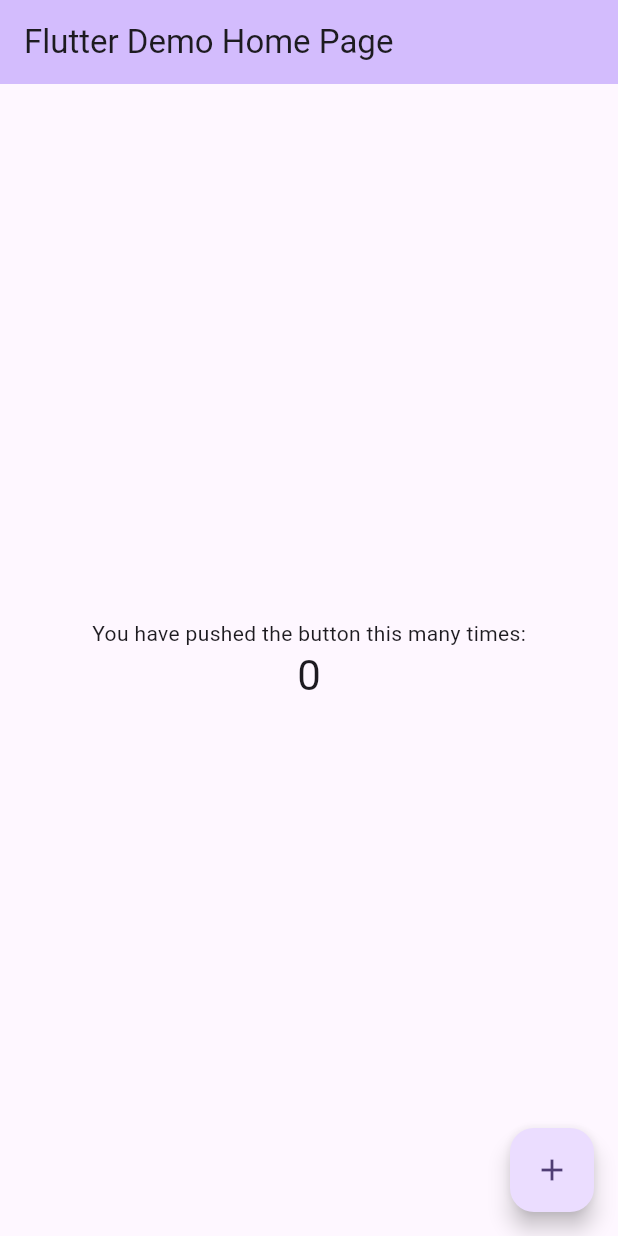
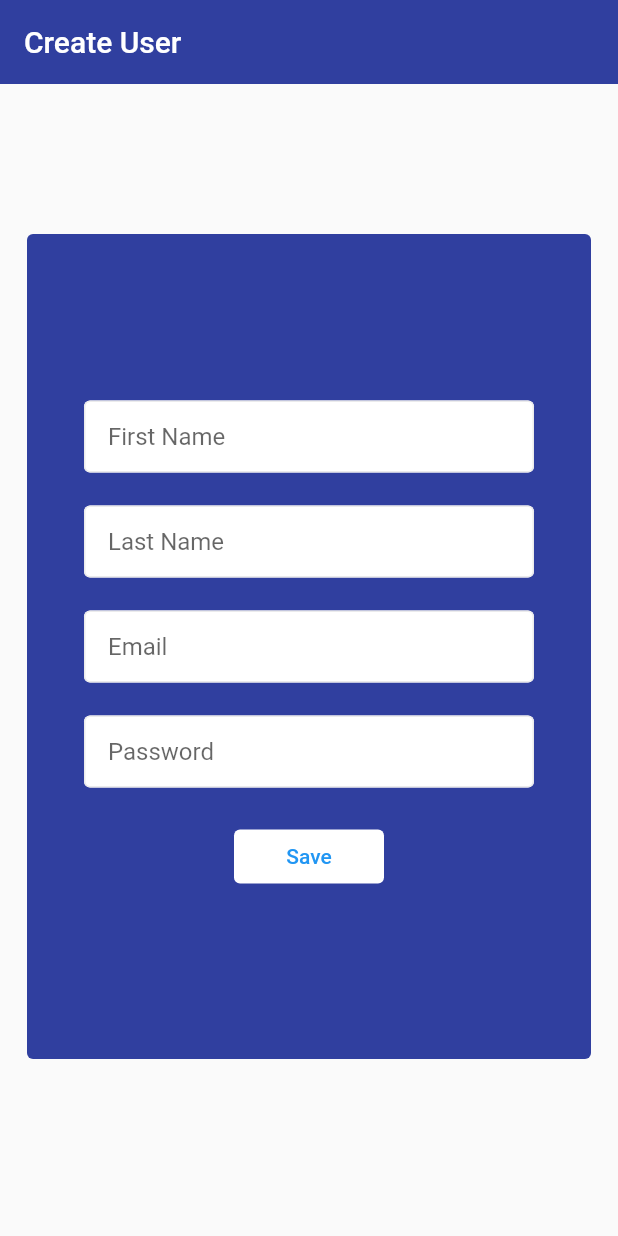
Before and after one commit to rahulva/open_hands, a Flutter app: the screen it shows after launch, on a phone screen of 412 x 824 dp. Run offline on Flutter 3.47's test engine with Material 2 defaults, Android fonts, the phone set to English and light mode, and no system bars.

Commit message:
#01 POC - Form field integration for registration

```diff
--- /dev/null
+++ b/lib/app/common/AppTextField.dart
@@ -0,0 +1,44 @@
+import 'package:flutter/cupertino.dart';
+import 'package:flutter/material.dart';
+
+class AppTextField extends StatelessWidget {
+  final String? hintText;
+  final TextStyle? hintStyle;
+  final Icon? icon;
+  final Function onChanged;
+  final TextEditingController? editingController;
+
+  AppTextField({this.hintStyle, this.hintText, this.icon, this.editingController, required this.onChanged});
+
+  @override
+  Widget build(BuildContext context) {
+    return SizedBox(
+      height: 70,
+      child: TextFormField(
+        onChanged: (value) {
+          onChanged(value);
+        },
+        // controller: editingController,
+        decoration: buildInputDecoration(),
+      ),
+    );
+  }
+
+  InputDecoration buildInputDecoration() {
+    return InputDecoration(
+      fillColor: const Color(0xffFFFFFF),
+      filled: true,
+      hintText: hintText,
+      hintStyle: hintStyle,
+      suffixIcon: icon,
+      contentPadding: const EdgeInsets.only(top: 10, bottom: 10, left: 16),
+      border: OutlineInputBorder(
+        borderRadius: BorderRadius.circular(4.0),
+        borderSide: const BorderSide(
+          color: Color(0xffDEDEDF),
+        ),
+      ),
+      enabledBorder: const OutlineInputBorder(borderSide: BorderSide(color: Color(0xffEBEBEC))),
+    );
+  }
+}
--- /dev/null
+++ b/lib/app/common/Components.dart
@@ -0,0 +1,11 @@
+import 'package:flutter/material.dart';
+
+class Components{
+  static AppBar buildAppBar(String text) {
+    return AppBar(
+      backgroundColor: Colors.indigo[700],
+      elevation: 0.0,
+      title: Text(text),
+    );
+  }
+}
--- /dev/null
+++ b/lib/app/common/UserService.dart
@@ -0,0 +1,39 @@
+import 'dart:convert';
+import 'dart:io';
+
+import 'package:http/http.dart' as http;
+import 'package:open_hands/app/domain/user_model.dart';
+
+class UserService {
+  static const Map<String, String> header = {
+    'Content-type': 'application/json',
+    'Accept': 'application/json',
+  };
+
+  static UserService get() {
+    return UserService();
+  }
+
+  Future<http.Response> postUser(UserModel userModel) async {
+    // HttpClient httpClient = HttpClient();
+    // httpClient.postUrl(Uri.parse("http://10.0.2.2:8080/users"));
+    // httpClient.
+    print("Value ${userModel.email} ${userModel.firsName} ${userModel.lastName} ${userModel.password}");
+
+    return http.post(Uri.parse("http://10.0.2.2:8080/users"),
+        headers: header,
+        body: jsonEncode(<String, String>{
+          'email': userModel.email,
+          'firsName': userModel.firsName,
+          'lastName': userModel.lastName,
+          'password': userModel.password
+        }));
+  }
+
+  Future<http.Response> getUsers() async {
+    return http.get(
+      Uri.parse("http://10.0.2.2:8080/users"),
+      headers: <String, String>{'Context-Type': 'application/json; charset=UTF-8'},
+    );
+  }
+}
--- /dev/null
+++ b/lib/app/domain/user_model.dart
@@ -0,0 +1,8 @@
+class UserModel {
+  String firsName;
+  String lastName;
+  String email;
+  String password;
+
+  UserModel(this.firsName, this.lastName, this.email, this.password);
+}
--- /dev/null
+++ b/lib/app/profile/user_registration_view.dart
@@ -0,0 +1,109 @@
+import 'dart:convert';
+
+import 'package:flutter/material.dart';
+import 'package:open_hands/app/common/AppTextField.dart';
+import 'package:open_hands/app/common/Components.dart';
+import 'package:open_hands/app/common/UserService.dart';
+import 'package:open_hands/app/domain/user_model.dart';
+import 'package:open_hands/app/theme/app_theme.dart';
+
+class UserRegistrationView extends StatefulWidget {
+  const UserRegistrationView({super.key});
+
+  @override
+  State<UserRegistrationView> createState() => _UserRegistrationViewState();
+}
+
+UserModel userModel = UserModel('', '', '', '');
+
+class _UserRegistrationViewState extends State<UserRegistrationView> {
+  TextEditingController firstNameController = TextEditingController(text: userModel.firsName);
+  TextEditingController lastNameController = TextEditingController(text: userModel.lastName);
+  TextEditingController emailController = TextEditingController(text: userModel.email);
+  TextEditingController passwordController = TextEditingController(text: userModel.password);
+
+  @override
+  Widget build(BuildContext context) {
+    double width2 = 300;
+    return Scaffold(
+      appBar: Components.buildAppBar('Create User'),
+      body: SingleChildScrollView(
+        child: Padding(
+            padding: AppTheme.padding(),
+            child: Container(
+                height: 550,
+                width: 400,
+                decoration: BoxDecoration(
+                  borderRadius: BorderRadius.circular(4),
+                  color: Colors.indigo[700],
+                ),
+                child: Column(mainAxisAlignment: MainAxisAlignment.center, children: [
+                  buildField(
+                      width: width2,
+                      onChanged: (text) {
+                        userModel.firsName = text;
+                      },
+                      hintText: 'First Name'),
+                  buildField(
+                      width: width2,
+                      onChanged: (text) {
+                        userModel.lastName = text;
+                      },
+                      hintText: 'Last Name'),
+                  buildField(
+                      width: width2,
+                      onChanged: (text) {
+                        userModel.email = text;
+                      },
+                      hintText: 'Email'),
+                  buildField(
+                      width: width2,
+                      onChanged: (text) {
+                        userModel.password = text;
+                      },
+                      hintText: 'Password'),
+                  buildButton()
+                ]))),
+      ),
+    );
+  }
+
+  Container buildField({required double width, var onChanged, required String hintText}) {
+    return Container(
+        width: width,
+        decoration: const BoxDecoration(boxShadow: []),
+        child: AppTextField(onChanged: onChanged, hintText: hintText));
+  }
+
+  SizedBox buildButton() {
+    return SizedBox(
+      width: 100,
+      child: TextButton(
+          style: TextButton.styleFrom(backgroundColor: Colors.white), onPressed: saveAction, child: const Text('Save')),
+    );
+  }
+
+  Future<void> saveAction() async {
+    print("Fname ${userModel.firsName}, Lname ${userModel.lastName}");
+    final text = firstNameController.text;
+    print("Fname : $text");
+    var response = await UserService.get().postUser(userModel).whenComplete(() => print("Request Completed!!"));
+
+    print("Request Completed!! ${response.statusCode}");
+    if (response.statusCode == 201) {
+      // If the server did return a 201 CREATED response,
+      // then parse the JSON.
+    } else {
+      // If the server did not return a 201 CREATED response,
+      // then throw an exception.
+      throw Exception('Failed to create album.');
+    }
+    /* Navigator.of(context).pushAndRemoveUntil(
+                               MaterialPageRoute(
+                                   builder: (BuildContext context) => DisplayUsers(
+                                     key: Key(userModel.name),
+                                   )),
+                                   (Route<dynamic> route) => false);*/
+    //TODO
+  }
+}
--- a/lib/app/common/app_theme.dart
+++ b/lib/app/theme/app_theme.dart
@@ -24,11 +24,10 @@ class AppTheme {
     final Color primaryColor = HexColor('#54D3C2');
     final Color secondaryColor = HexColor('#54D3C2');
     final ColorScheme colorScheme = const ColorScheme.light().copyWith(
-      primary: primaryColor,
-      secondary: secondaryColor,
-      error: const Color(0xFFB00020),
-      background: const Color(0xFFFFFFFF)
-    );
+        primary: primaryColor,
+        secondary: secondaryColor,
+        error: const Color(0xFFB00020),
+        background: const Color(0xFFFFFFFF));
     final ThemeData base = ThemeData.light();
     return base.copyWith(
       colorScheme: colorScheme,
@@ -47,6 +46,10 @@ class AppTheme {
       platform: TargetPlatform.android,
     );
   }
+
+  static EdgeInsets padding() {
+    return const EdgeInsets.only(top: 100, bottom: 100, left: 18, right: 18);
+  }
 }
 
 class HexColor extends Color {
--- a/lib/main.dart
+++ b/lib/main.dart
@@ -1,8 +1,8 @@
 import 'package:flutter/material.dart';
+import 'package:open_hands/app/profile/user_registration_view.dart';
+import 'app/home/my_home_page.dart';
 
-void main() {
-  runApp(const MyApp());
-}
+void main() => runApp(const MyApp());
 
 class MyApp extends StatelessWidget {
   const MyApp({super.key});
@@ -10,113 +10,16 @@ class MyApp extends StatelessWidget {
   // This widget is the root of your application.
   @override
   Widget build(BuildContext context) {
-    return MaterialApp(
-      title: 'Flutter Demo',
-      theme: ThemeData(
-        // This is the theme of your application.
-        //
-        // TRY THIS: Try running your application with "flutter run". You'll see
-        // the application has a blue toolbar. Then, without quitting the app,
-        // try changing the seedColor in the colorScheme below to Colors.green
-        // and then invoke "hot reload" (save your changes or press the "hot
-        // reload" button in a Flutter-supported IDE, or press "r" if you used
-        // the command line to start the app).
-        //
-        // Notice that the counter didn't reset back to zero; the application
-        // state is not lost during the reload. To reset the state, use hot
-        // restart instead.
-        //
-        // This works for code too, not just values: Most code changes can be
-        // tested with just a hot reload.
-        colorScheme: ColorScheme.fromSeed(seedColor: Colors.deepPurple),
-        primarySwatch: Colors.green,
-        visualDensity: VisualDensity.adaptivePlatformDensity,
-        useMaterial3: true,
-      ),
-      home: const MyHomePage(title: 'Flutter Demo Home Page'),
+    return  const MaterialApp(
+      title: 'Open Hands',
+      // theme:  ThemeData(
+      //   colorScheme: ColorScheme.fromSeed(seedColor: Colors.deepPurple),
+      //   primarySwatch: Colors.green,
+      //   visualDensity: VisualDensity.adaptivePlatformDensity,
+      //   useMaterial3: true,
+      // ),
+      // home: const MyHomePage(title: 'Flutter Demo Home Page'),
+      home: UserRegistrationView(),
     );
   }
 }
-
-class MyHomePage extends StatefulWidget {
-  const MyHomePage({super.key, required this.title});
-
-  // This widget is the home page of your application. It is stateful, meaning
-  // that it has a State object (defined below) that contains fields that affect
-  // how it looks.
-
-  // This class is the configuration for the state. It holds the values (in this
-  // case the title) provided by the parent (in this case the App widget) and
-  // used by the build method of the State. Fields in a Widget subclass are
-  // always marked "final".
-
-  final String title;
-
-  @override
-  State<MyHomePage> createState() => _MyHomePageState();
-}
-
-class _MyHomePageState extends State<MyHomePage> {
-  int _counter = 0;
-
-  void _incrementCounter() {
-    setState(() {
-      // This call to setState tells the Flutter framework that something has
-      // changed in this State, which causes it to rerun the build method below
-      // so that the display can reflect the updated values. If we changed
-      // _counter without calling setState(), then the build method would not be
-      // called again, and so nothing would appear to happen.
-      _counter++;
-    });
-  }
-
-  @override
-  Widget build(BuildContext context) {
-    // This method is rerun every time setState is called, for instance as done
-    // by the _incrementCounter method above.
-    //
-    // The Flutter framework has been optimized to make rerunning build methods
-    // fast, so that you can just rebuild anything that needs updating rather
-    // than having to individually change instances of widgets.
-    return Scaffold(
-      appBar: AppBar(
-
-        backgroundColor: Theme.of(context).colorScheme.inversePrimary,
-        title: Text(widget.title),
-      ),
-      body: Center(
-
-        child: Column(
-          // Column is also a layout widget. It takes a list of children and
-          // arranges them vertically. By default, it sizes itself to fit its
-          // children horizontally, and tries to be as tall as its parent.
-          //
-          // Column has various properties to control how it sizes itself and
-          // how it positions its children. Here we use mainAxisAlignment to
-          // center the children vertically; the main axis here is the vertical
-          // axis because Columns are vertical (the cross axis would be
-          // horizontal).
-          //
-          // TRY THIS: Invoke "debug painting" (choose the "Toggle Debug Paint"
-          // action in the IDE, or press "p" in the console), to see the
-          // wireframe for each widget.
-          mainAxisAlignment: MainAxisAlignment.center,
-          children: <Widget>[
-            const Text(
-              'You have pushed the button this many times:',
-            ),
-            Text(
-              '$_counter',
-              style: Theme.of(context).textTheme.headlineMedium,
-            ),
-          ],
-        ),
-      ),
-      floatingActionButton: FloatingActionButton(
-        onPressed: _incrementCounter,
-        tooltip: 'Increment',
-        child: const Icon(Icons.add),
-      ), // This trailing comma makes auto-formatting nicer for build methods.
-    );
-  }
-}
--- a/pubspec.yaml
+++ b/pubspec.yaml
@@ -8,10 +8,10 @@ dependencies:
   flutter:
     sdk: flutter
   cupertino_icons: ^1.0.2
-  path_provider: ^2.1.0
   intl: ^0.18.1
   font_awesome_flutter: ^10.5.0
   flutter_rating_bar: ^4.0.1
+  http: ^1.1.0
 
 dev_dependencies:
   flutter_test:
```
Also changed, not shown: lib/app/domain/post_model.dart (added, +17 -0 lines), lib/app/home/my_home_page.dart (added, +49 -0 lines), lib/app/item_post/create_post_view.dart (added), lib/app/profile/user_login_view.dart (added), lib/app/profile/user_update_view.dart (added), lib/app/theme/base_theme.dart (renamed from lib/app/common/base_theme.dart), pubspec.lock, 1 other file.
